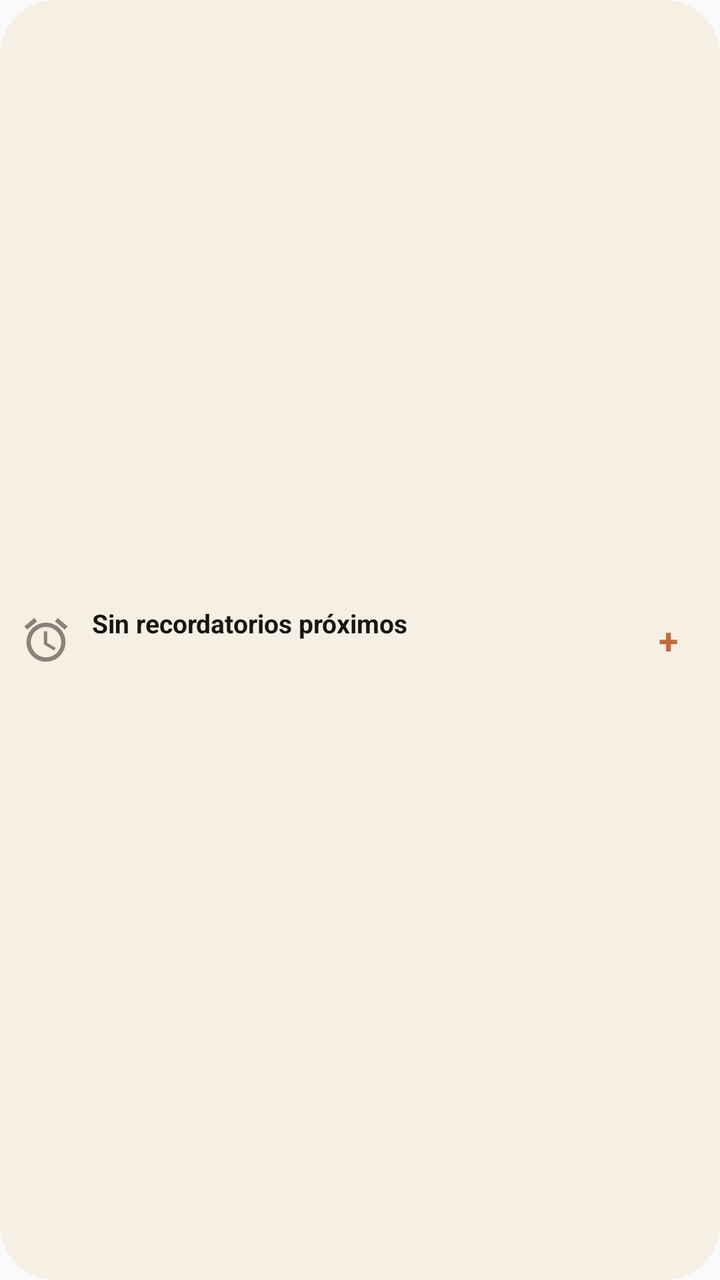
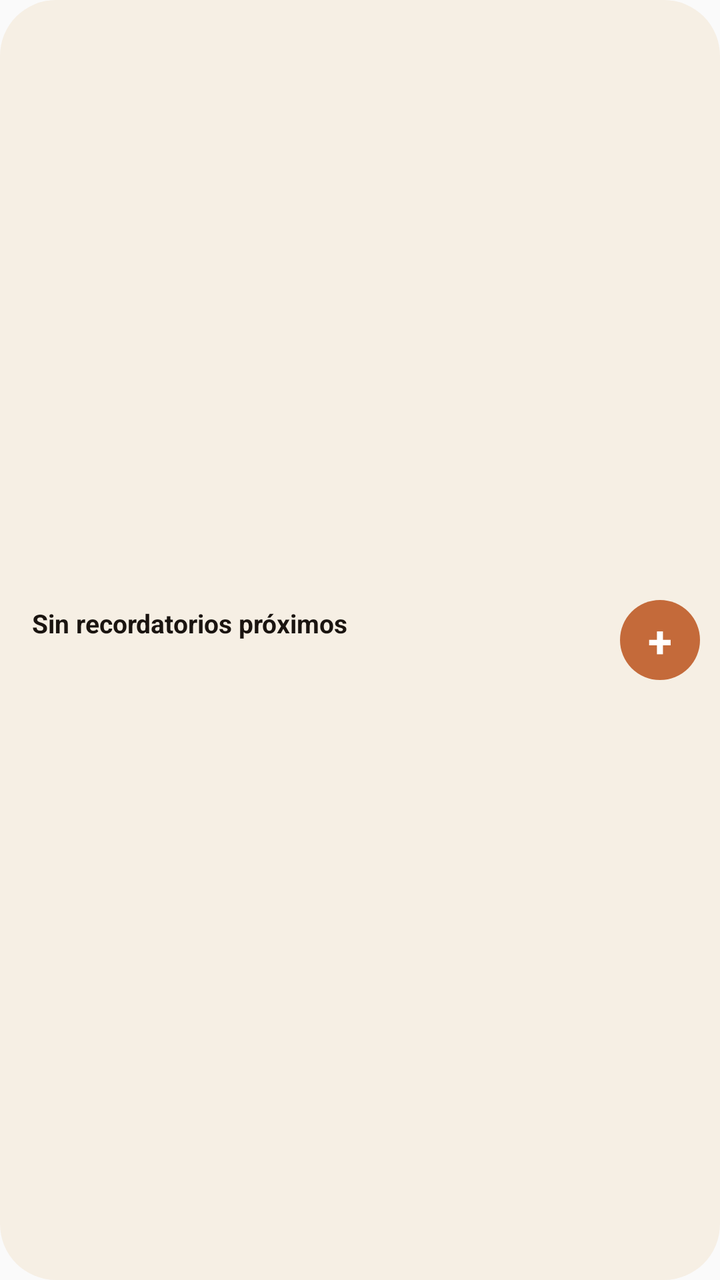

Before-and-after screenshots of an Android layout around one commit, followed by the original layout XML and the change that was made.
<!-- AndroidManifest.xml: application theme Theme.Daytesk -->
<!-- res/layout/widget_recordatorio.xml -->
<?xml version="1.0" encoding="utf-8"?>
<LinearLayout xmlns:android="http://schemas.android.com/apk/res/android"
    android:id="@+id/recordatorio_widget_root"
    android:layout_width="match_parent"
    android:layout_height="match_parent"
    android:background="@drawable/widget_background"
    android:gravity="center_vertical"
    android:orientation="horizontal"
    android:padding="10dp">

    <ImageView
        android:layout_width="26dp"
        android:layout_height="26dp"
        android:contentDescription="@null"
        android:src="@drawable/ic_widget_alarm" />

    <LinearLayout
        android:layout_width="0dp"
        android:layout_height="wrap_content"
        android:layout_marginStart="10dp"
        android:layout_weight="1"
        android:orientation="vertical">

        <TextView
            android:id="@+id/recordatorio_widget_title"
            android:layout_width="match_parent"
            android:layout_height="wrap_content"
            android:ellipsize="end"
            android:maxLines="1"
            android:text="@string/widget_recordatorio_empty"
            android:textColor="#1A1410"
            android:textSize="13sp"
            android:textStyle="bold" />

        <TextView
            android:id="@+id/recordatorio_widget_when"
            android:layout_width="match_parent"
            android:layout_height="wrap_content"
            android:layout_marginTop="2dp"
            android:ellipsize="end"
            android:maxLines="1"
            android:textColor="#8A8178"
            android:textSize="11sp" />
    </LinearLayout>

    <TextView
        android:id="@+id/recordatorio_widget_add"
        android:layout_width="32dp"
        android:layout_height="32dp"
        android:layout_marginStart="8dp"
        android:gravity="center"
        android:text="+"
        android:textColor="#C46A3A"
        android:textSize="18sp"
        android:textStyle="bold" />
</LinearLayout>
<!-- resources referenced by this layout -->
<resources>
  <!-- drawable ic_widget_alarm (drawable) -->
  <?xml version="1.0" encoding="utf-8"?>
  <vector xmlns:android="http://schemas.android.com/apk/res/android"
      android:width="24dp"
      android:height="24dp"
      android:viewportWidth="24"
      android:viewportHeight="24">
      <path
          android:fillColor="#8A8178"
          android:pathData="M22,5.72l-4.6,-3.86 -1.29,1.53 4.6,3.86L22,5.72zM7.88,3.39L6.6,1.86 2,5.71l1.29,1.53 4.59,-3.85zM12.5,8H11v6l4.75,2.85 0.75,-1.23 -4,-2.37V8zM12,4c-4.97,0 -9,4.03 -9,9s4.02,9 9,9c4.97,0 9,-4.03 9,-9s-4.03,-9 -9,-9zM12,20c-3.87,0 -7,-3.13 -7,-7s3.13,-7 7,-7 7,3.13 7,7 -3.13,7 -7,7z" />
  </vector>
  <!-- drawable widget_background (drawable) -->
  <?xml version="1.0" encoding="utf-8"?>
  <shape xmlns:android="http://schemas.android.com/apk/res/android"
      android:shape="rectangle">
      <solid android:color="#F6EFE4" />
      <corners android:radius="28dp" />
  </shape>
  <string name="widget_recordatorio_empty">Sin recordatorios próximos</string>
  <style name="Theme.Daytesk" parent="android:Theme.Material.Light.NoActionBar" />
</resources>

<!-- the commit's change to res/layout/widget_recordatorio.xml (unified diff, before → after) -->
@@ -6,18 +6,14 @@
     android:background="@drawable/widget_background"
     android:gravity="center_vertical"
     android:orientation="horizontal"
-    android:padding="10dp">
-
-    <ImageView
-        android:layout_width="26dp"
-        android:layout_height="26dp"
-        android:contentDescription="@null"
-        android:src="@drawable/ic_widget_alarm" />
+    android:paddingStart="16dp"
+    android:paddingEnd="10dp"
+    android:paddingTop="8dp"
+    android:paddingBottom="8dp">
 
     <LinearLayout
         android:layout_width="0dp"
         android:layout_height="wrap_content"
-        android:layout_marginStart="10dp"
         android:layout_weight="1"
         android:orientation="vertical">
 
@@ -26,7 +22,7 @@
             android:layout_width="match_parent"
             android:layout_height="wrap_content"
             android:ellipsize="end"
-            android:maxLines="1"
+            android:maxLines="2"
             android:text="@string/widget_recordatorio_empty"
             android:textColor="#1A1410"
             android:textSize="13sp"
@@ -45,12 +41,14 @@
 
     <TextView
         android:id="@+id/recordatorio_widget_add"
-        android:layout_width="32dp"
-        android:layout_height="32dp"
+        android:layout_width="40dp"
+        android:layout_height="40dp"
         android:layout_marginStart="8dp"
+        android:background="@drawable/widget_add_button"
+        android:contentDescription="@string/widget_recordatorio_add"
         android:gravity="center"
         android:text="+"
-        android:textColor="#C46A3A"
-        android:textSize="18sp"
+        android:textColor="#FFFFFF"
+        android:textSize="22sp"
         android:textStyle="bold" />
 </LinearLayout>
<!-- resource entries referenced after the edit -->
@@ -1,16 +1,11 @@
 <!-- resources referenced by this layout -->
 <resources>
-  <!-- drawable ic_widget_alarm (drawable) -->
+  <!-- drawable widget_add_button (drawable) -->
   <?xml version="1.0" encoding="utf-8"?>
-  <vector xmlns:android="http://schemas.android.com/apk/res/android"
-      android:width="24dp"
-      android:height="24dp"
-      android:viewportWidth="24"
-      android:viewportHeight="24">
-      <path
-          android:fillColor="#8A8178"
-          android:pathData="M22,5.72l-4.6,-3.86 -1.29,1.53 4.6,3.86L22,5.72zM7.88,3.39L6.6,1.86 2,5.71l1.29,1.53 4.59,-3.85zM12.5,8H11v6l4.75,2.85 0.75,-1.23 -4,-2.37V8zM12,4c-4.97,0 -9,4.03 -9,9s4.02,9 9,9c4.97,0 9,-4.03 9,-9s-4.03,-9 -9,-9zM12,20c-3.87,0 -7,-3.13 -7,-7s3.13,-7 7,-7 7,3.13 7,7 -3.13,7 -7,7z" />
-  </vector>
+  <shape xmlns:android="http://schemas.android.com/apk/res/android"
+      android:shape="oval">
+      <solid android:color="#C46A3A" />
+  </shape>
   <!-- drawable widget_background (drawable) -->
   <?xml version="1.0" encoding="utf-8"?>
   <shape xmlns:android="http://schemas.android.com/apk/res/android"
@@ -18,6 +13,7 @@
       <solid android:color="#F6EFE4" />
       <corners android:radius="28dp" />
   </shape>
+  <string name="widget_recordatorio_add">Nuevo recordatorio</string>
   <string name="widget_recordatorio_empty">Sin recordatorios próximos</string>
   <style name="Theme.Daytesk" parent="android:Theme.Material.Light.NoActionBar" />
 </resources>
